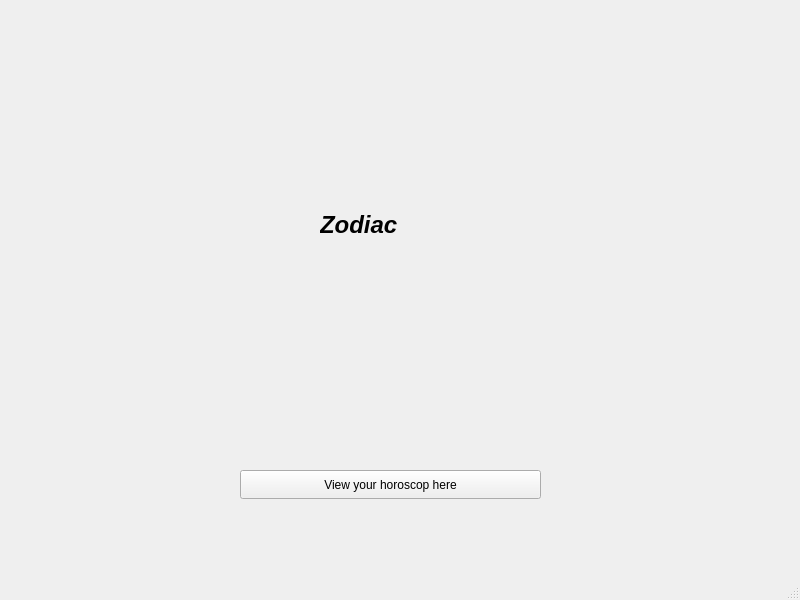
This is mainwindow.ui in yehordemenchuk/zodiac as Qt 5 draws it before an edit. The edited form follows.
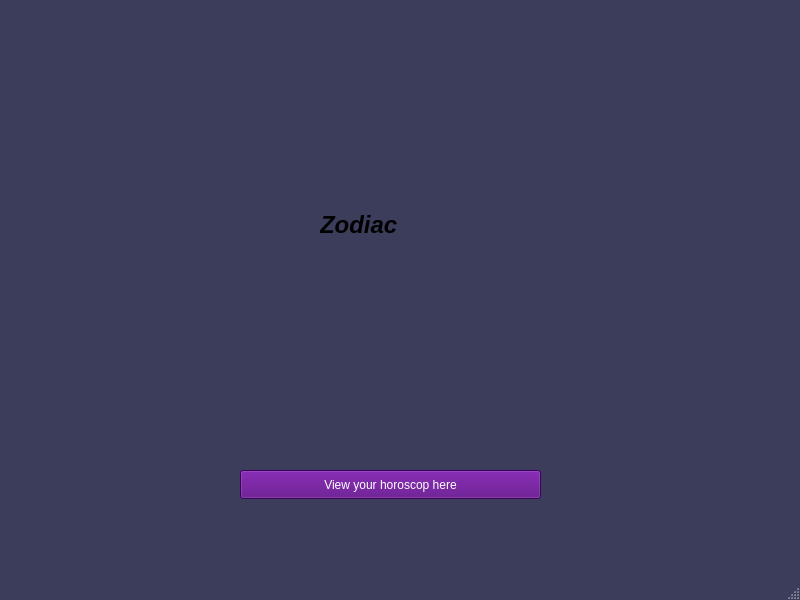
This is the edited form. Icons and pictures are not drawn.

Commit message: style: get a color to buttons and windows

```diff
--- a/mainwindow.ui
+++ b/mainwindow.ui
@@ -17,6 +17,11 @@
    <iconset resource="resources.qrc">
     <normaloff>:/img/zodiac_icon.png</normaloff>:/img/zodiac_icon.png</iconset>
   </property>
+  <property name="styleSheet">
+   <string notr="true">QMainWindow {
+	background-color: rgb(59, 61, 91);
+}</string>
+  </property>
   <widget class="QWidget" name="centralwidget">
    <widget class="QPushButton" name="horoscop_button">
     <property name="geometry">
@@ -27,6 +32,20 @@
       <height>29</height>
      </rect>
     </property>
+    <property name="styleSheet">
+     <string notr="true">QPushButton {
+	color: white;
+	background-color: rgb(85, 0, 127);
+}
+
+QPushButton:hover {
+	background-color: darkviolet;
+}
+
+QPushButton:pressed {
+	background-color: indigo;
+}</string>
+    </property>
     <property name="text">
      <string>View your horoscop here</string>
     </property>
```
The commit also changes 22 other files.
